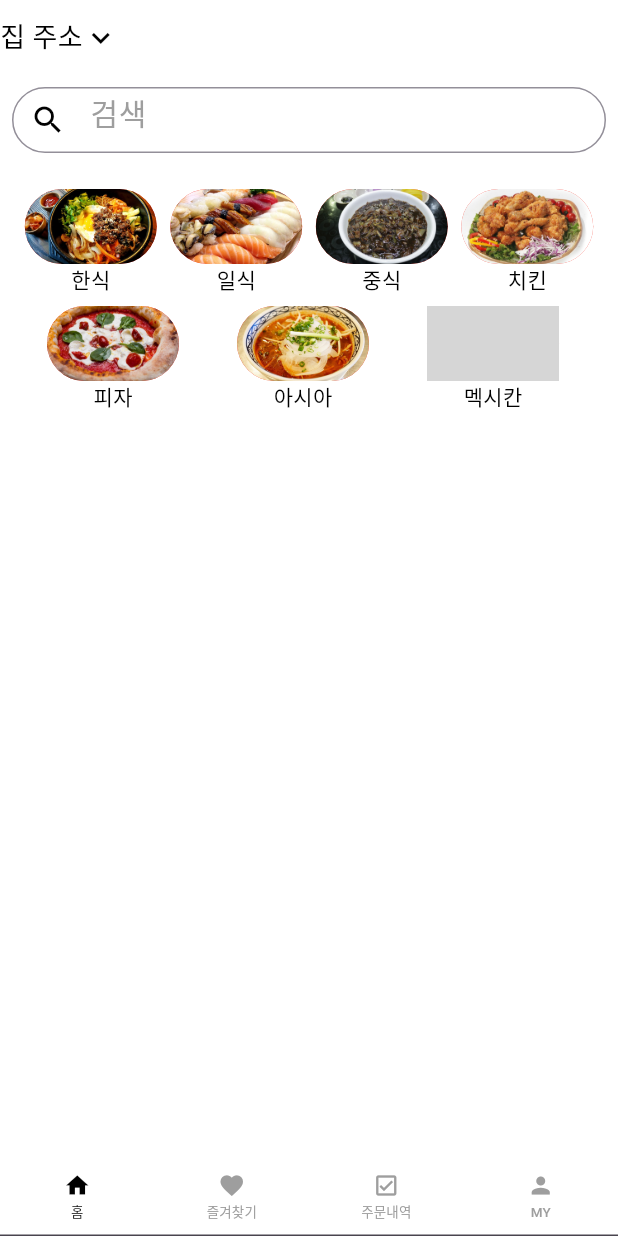
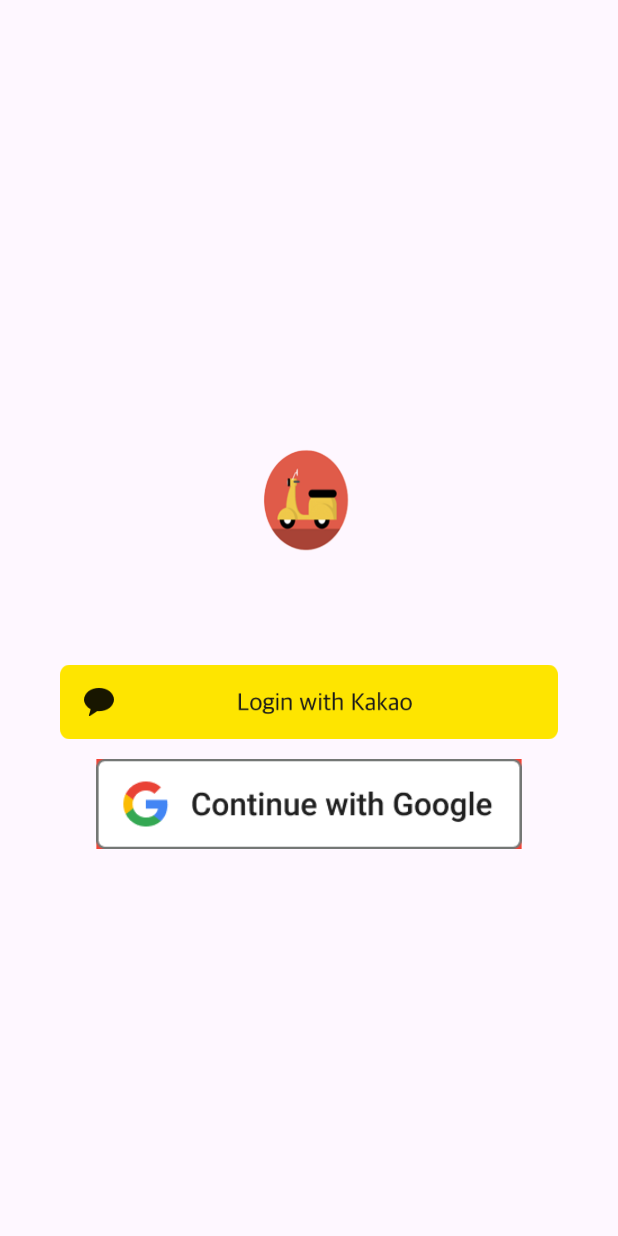
Before and after one commit to YeonwooNuf/DeliverApp, a Flutter app: the screen it shows after launch, on a phone screen of 412 x 824 dp. Run offline on Flutter 3.47's test engine with Material 3 defaults, Android fonts, the phone set to English and light mode, and no system bars; grey boxes are pictures that could not be loaded.

Commit message:
로그인화면  UI
로그인화면  UI

```diff
--- a/lib/main.dart
+++ b/lib/main.dart
@@ -1,5 +1,6 @@
 import 'package:delivery/pages/FavoritePage.dart';
 import 'package:delivery/pages/HomePage.dart';
+import 'package:delivery/pages/LoginPage.dart';
 import 'package:delivery/pages/MyPage.dart';
 import 'package:delivery/pages/OrderHistoryPage.dart';
 import 'package:delivery/widget/bottom_bar.dart';
@@ -7,7 +8,7 @@
 //test
 //김수현
 //나혼자해봄
-void main() => runApp(MyApp());
+void main() => runApp(LoginPage());
 
 class MyApp extends StatefulWidget {
   _MyAppState createState() => _MyAppState();
--- a/lib/pages/HomePage.dart
+++ b/lib/pages/HomePage.dart
@@ -1,8 +1,5 @@
 import 'package:flutter/material.dart';
 
-void main() {
-  runApp(HomePage());
-}
 
 class HomePage extends StatelessWidget {
   const HomePage({Key? key}) : super(key: key);
--- /dev/null
+++ b/lib/pages/LoginPage.dart
@@ -0,0 +1,40 @@
+import 'package:flutter/material.dart';
+
+
+class LoginPage extends StatelessWidget {
+
+  @override
+  Widget build(BuildContext context) {
+    return MaterialApp(
+        debugShowCheckedModeBanner: false,
+        home: Scaffold(
+//            appBar: AppBar(title: Text(title)),
+            body: Container(
+              margin: EdgeInsets.symmetric(horizontal: 40),
+              child: Column(
+                mainAxisAlignment: MainAxisAlignment.center,
+                crossAxisAlignment: CrossAxisAlignment.center,
+                children: [
+                  Container(
+                    child: Image.asset(
+                      'assets/images/오토바이1.png',
+                      width: 160,
+                      height: 160,
+                    ),
+                  ),
+                  Container(
+                     child:  Image.asset('assets/images/kakao_login_large_wide.png'),
+                      margin: EdgeInsets.only(top: 20),
+                      height: 60,
+                      ),
+                  Container(
+                      child: Image.asset('assets/images/android_light_sq_ctn@2x.png'),
+                      margin: EdgeInsets.only(top: 8),
+                      height: 60,
+                      color: Colors.red,
+                      ),
+                ],
+              ),
+            )));
+  }
+}
--- a/pubspec.yaml
+++ b/pubspec.yaml
@@ -68,6 +68,9 @@
   - assets/images/pho.jpeg
   - assets/images/pizza.jpeg
   - assets/images/sushi.jpeg
+  - assets/images/오토바이1.png
+  - assets/images/kakao_login_large_wide.png
+  - assets/images/android_light_sq_ctn@2x.png
   #   - images/a_dot_burr.jpeg
   #   - images/a_dot_ham.jpeg
 
```
Also changed, not shown: assets/images/android_light_sq_ctn@2x.png (added), assets/images/kakao_login_large_wide.png (added), assets/images/오토바이1.png (added).
